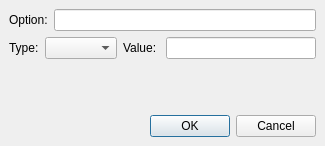
Qt form src/optioneditor.ui (psi-im/psi) before a commit.
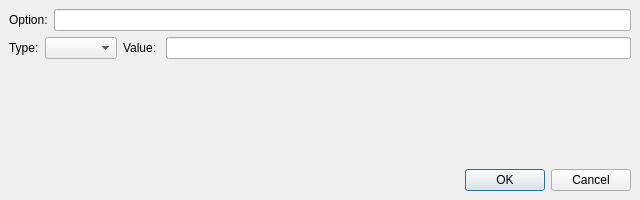
The same form after that commit.

What changed in the file:
```diff
--- a/src/optioneditor.ui
+++ b/src/optioneditor.ui
@@ -1,21 +1,21 @@
 <ui version="4.0" >
  <class>OptionEditor</class>
- <widget class="QDialog" name="OptionEditor" >
-  <property name="geometry" >
+ <widget class="QDialog" name="OptionEditor">
+  <property name="geometry">
    <rect>
     <x>0</x>
     <y>0</y>
-    <width>324</width>
-    <height>146</height>
+    <width>640</width>
+    <height>200</height>
    </rect>
   </property>
   <layout class="QVBoxLayout" >
    <property name="margin" >
     <number>9</number>
    </property>
-   <property name="spacing" >
-    <number>6</number>
-   </property>
+     <property name="spacing">
+      <number>6</number>
+     </property>
    <item>
     <layout class="QHBoxLayout" >
      <property name="margin" >
```
Left out of the diff: 55 changed lines with no effect on the pictures.
